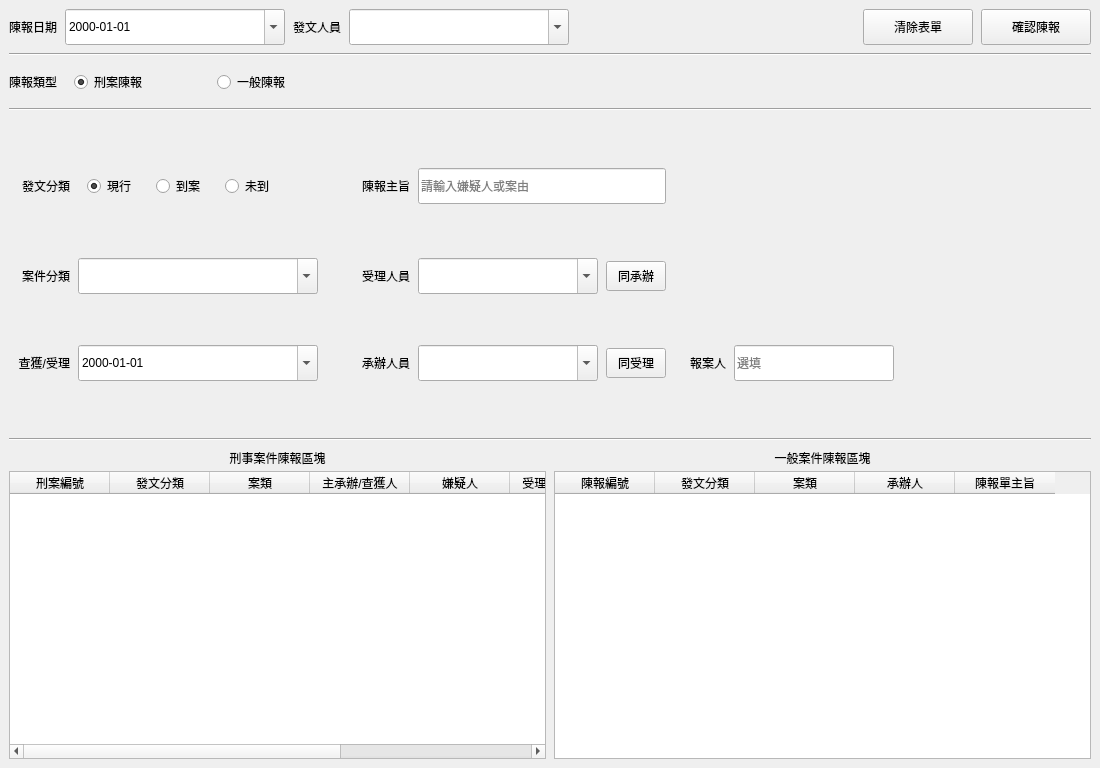
This is Layout3.ui in jerrygskk/project_police as Qt 5 draws it before an edit. The edited form follows.
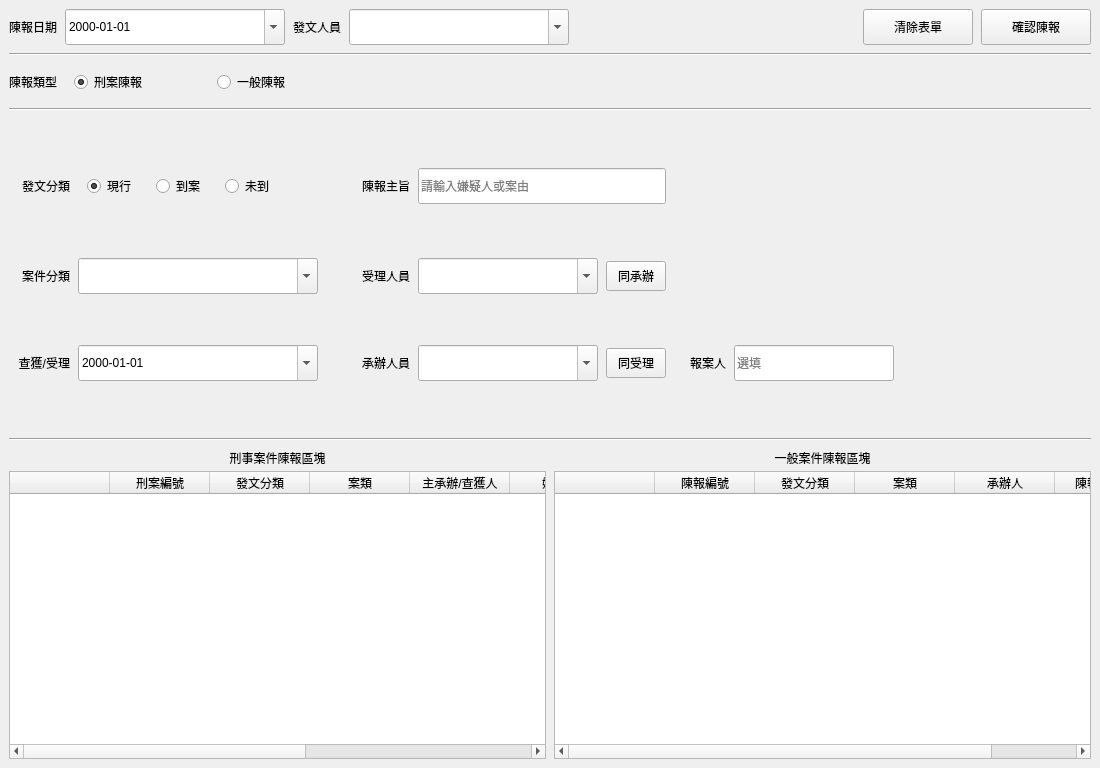
This is the edited form.

What changed in the file:
```diff
--- a/Layout3.ui
+++ b/Layout3.ui
@@ -376,6 +376,7 @@
         <item>
          <widget class="QTableWidget" name="crim_tableWidget">
           <property name="selectionBehavior"><enum>QAbstractItemView::SelectRows</enum></property>
+          <column><property name="text"><string></string></property></column>
           <column><property name="text"><string>刑案編號</string></property></column>
           <column><property name="text"><string>發文分類</string></property></column>
           <column><property name="text"><string>案類</string></property></column>
@@ -401,6 +402,7 @@
         <item>
          <widget class="QTableWidget" name="gen_tableWidget">
           <property name="selectionBehavior"><enum>QAbstractItemView::SelectRows</enum></property>
+          <column><property name="text"><string></string></property></column>
           <column><property name="text"><string>陳報編號</string></property></column>
           <column><property name="text"><string>發文分類</string></property></column>
           <column><property name="text"><string>案類</string></property></column>
```
